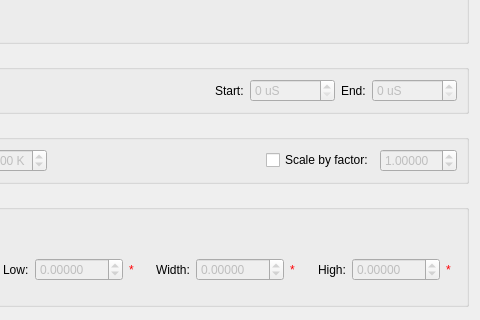
This is qt/scientific_interfaces/Indirect/Reduction/ISISEnergyTransfer.ui in mantidproject/mantid as Qt 5 draws it before an edit; both pictures show x 180 to 660 and y 277 to 597 of the 660 by 841 pixel window. The edited form follows.
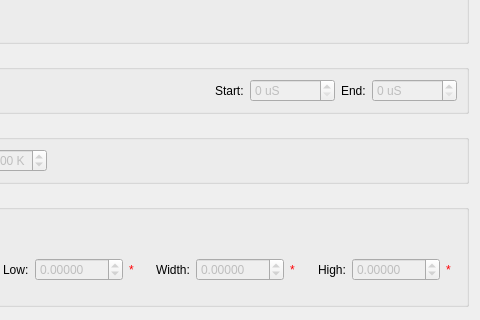
This is the edited form. Custom widgets are drawn as their Qt base class.

Commit message: Remove Scale by Factor option

Diff of the .ui file:
```diff
--- a/qt/scientific_interfaces/Indirect/Reduction/ISISEnergyTransfer.ui
+++ b/qt/scientific_interfaces/Indirect/Reduction/ISISEnergyTransfer.ui
@@ -467,25 +467,6 @@
         </property>
        </widget>
       </item>
-      <item row="0" column="5">
-       <widget class="QDoubleSpinBox" name="spScaleMultiplier">
-        <property name="enabled">
-         <bool>false</bool>
-        </property>
-        <property name="decimals">
-         <number>5</number>
-        </property>
-        <property name="maximum">
-         <double>99.989999999999995</double>
-        </property>
-        <property name="singleStep">
-         <double>0.100000000000000</double>
-        </property>
-        <property name="value">
-         <double>1.000000000000000</double>
-        </property>
-       </widget>
-      </item>
       <item row="0" column="0">
        <widget class="QCheckBox" name="ckDetailedBalance">
         <property name="text">
@@ -493,13 +474,6 @@
         </property>
        </widget>
       </item>
-      <item row="0" column="4">
-       <widget class="QCheckBox" name="ckScaleMultiplier">
-        <property name="text">
-         <string>Scale by factor:</string>
-        </property>
-       </widget>
-      </item>
      </layout>
     </widget>
    </item>
```
The commit also changes 7 other files.
